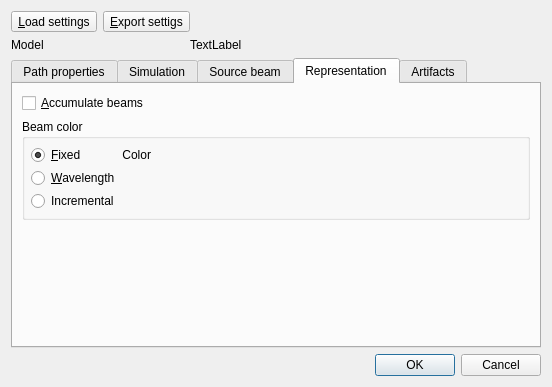
Qt form RZGUI/SimulationPropertiesDialog.ui (HARMONI-CAB/RayZaler) before a commit.
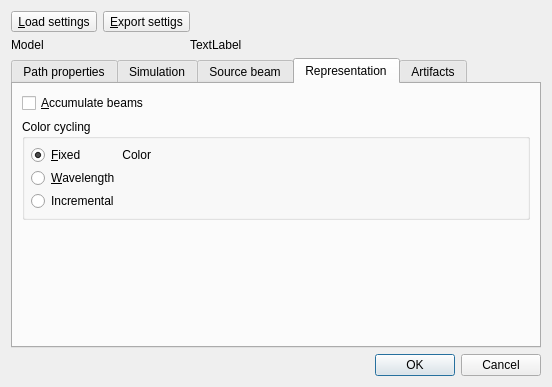
The same form after that commit. The open tabs and pages were chosen to show the change.

Commit message: Change beam color & accumulate rays

Diff of the .ui file:
```diff
--- a/RZGUI/SimulationPropertiesDialog.ui
+++ b/RZGUI/SimulationPropertiesDialog.ui
@@ -680,7 +680,7 @@
        <item row="1" column="0">
         <widget class="QGroupBox" name="groupBox">
          <property name="title">
-          <string>Beam color</string>
+          <string>Color cycling</string>
          </property>
          <layout class="QGridLayout" name="colorCycleLayout">
           <property name="leftMargin">
```
Left out of the diff: 2 changed lines with no effect on the pictures. The commit also changes 11 other files.
